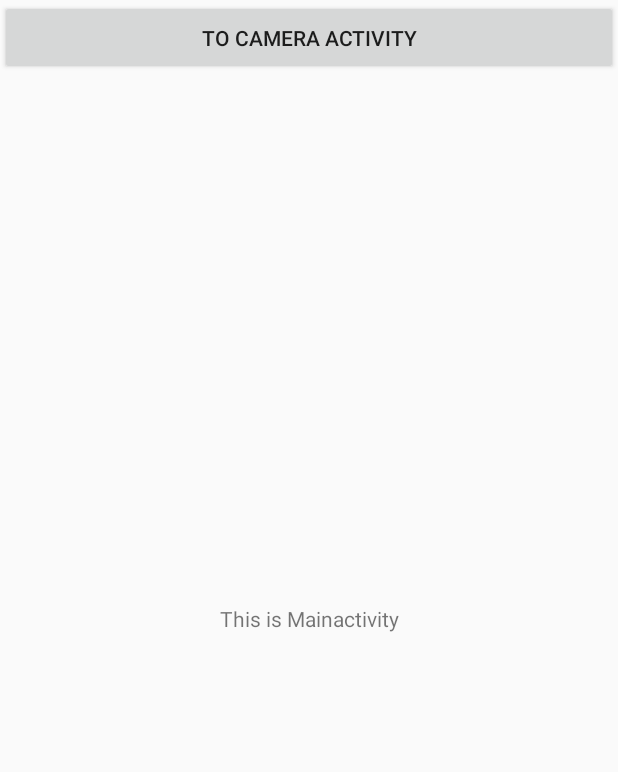
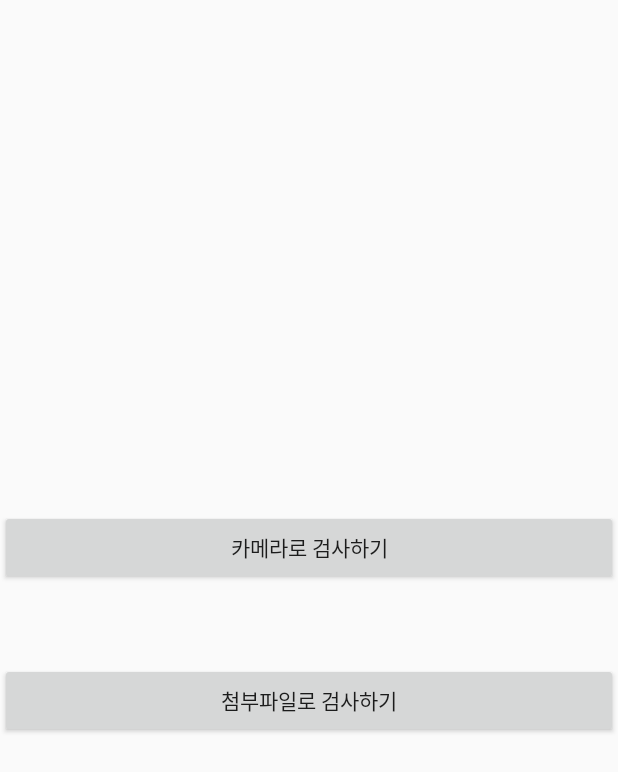
Before and after one commit to wbjung2917/YOLO_PROJECT, an Android app: the MainActivity screen opened directly, with no data from a screen before it, on a phone screen of 412 x 824 dp. Shown: the top 772 px of the screen. Run offline under Robolectric (Android 15) with nearby library versions, the phone set to English and light mode, and no system bars.

Commit message:
revised the basics

```diff
--- a/app/src/main/java/com/example/my_yolo/AttatchmentActivity.kt
+++ b/app/src/main/java/com/example/my_yolo/AttatchmentActivity.kt
@@ -1,5 +1,6 @@
 package com.example.my_yolo
 
+import android.content.Intent
 import androidx.appcompat.app.AppCompatActivity
 import android.os.Bundle
 
@@ -8,5 +9,9 @@ class AttatchmentActivity : AppCompatActivity() {
     override fun onCreate(savedInstanceState: Bundle?) {
         super.onCreate(savedInstanceState)
         setContentView(R.layout.activity_attatchment)
+
+        val get_intent = Intent(Intent.ACTION_GET_CONTENT)
+        get_intent.setType("*/*")
+        startActivityForResult(get_intent,10)
     }
 }
--- a/app/src/main/java/com/example/my_yolo/MainActivity.kt
+++ b/app/src/main/java/com/example/my_yolo/MainActivity.kt
@@ -4,6 +4,7 @@ import android.content.Intent
 import androidx.appcompat.app.AppCompatActivity
 import android.os.Bundle
 import android.widget.Button
+import kotlinx.android.synthetic.main.activity_main.*
 
 class MainActivity : AppCompatActivity() {
 
@@ -11,9 +12,12 @@ class MainActivity : AppCompatActivity() {
         super.onCreate(savedInstanceState)
         setContentView(R.layout.activity_main)
 
-        val go_intent=findViewById(R.id.cameraButton) as Button
-        go_intent.setOnClickListener{
+        btn_cam.setOnClickListener{ // 카메라 버튼 리스너
             val intent= Intent(this@MainActivity,CameraActivity::class.java)
+            startActivity(intent)
+        }
+        btn_atc.setOnClickListener{ // 첨부버튼 버튼 리스너
+            val intent= Intent(this@MainActivity,AttatchmentActivity::class.java)
             startActivity(intent)
         }
     }
--- a/app/src/main/res/layout/activity_main.xml
+++ b/app/src/main/res/layout/activity_main.xml
@@ -6,22 +6,28 @@
     android:layout_height="match_parent"
     tools:context=".MainActivity">
 
-    <TextView
-        android:layout_width="wrap_content"
-        android:layout_height="wrap_content"
-        android:text="@string/this_is_mainactivity"
+    <Button
+        android:id="@+id/btn_cam"
+        android:layout_width="match_parent"
+        android:layout_height="50dp"
+        android:text="카메라로 검사하기"
         app:layout_constraintBottom_toBottomOf="parent"
-        app:layout_constraintLeft_toLeftOf="parent"
-        app:layout_constraintRight_toRightOf="parent"
-        app:layout_constraintTop_toTopOf="parent" />
+        app:layout_constraintEnd_toEndOf="parent"
+        app:layout_constraintHorizontal_bias="0.0"
+        app:layout_constraintStart_toStartOf="parent"
+        app:layout_constraintTop_toTopOf="parent"
+        app:layout_constraintVertical_bias="0.439"
+        tools:ignore="MissingConstraints" />
 
     <Button
-        android:id="@+id/cameraButton"
-        android:layout_width="match_parent"
+        android:id="@+id/btn_atc"
+        android:layout_width="0dp"
         android:layout_height="50dp"
-        android:text="@string/to_camera_activity"
-        tools:layout_editor_absoluteX="0dp"
-        tools:layout_editor_absoluteY="250dp"
-        tools:ignore="MissingConstraints" />
+        android:layout_marginTop="52dp"
+        android:text="첨부파일로 검사하기"
+        app:layout_constraintEnd_toEndOf="parent"
+        app:layout_constraintHorizontal_bias="0.0"
+        app:layout_constraintStart_toStartOf="parent"
+        app:layout_constraintTop_toBottomOf="@+id/btn_cam" />
 
 </androidx.constraintlayout.widget.ConstraintLayout>
--- /dev/null
+++ b/app/src/main/res/values/ids.xml
@@ -0,0 +1,4 @@
+<?xml version="1.0" encoding="utf-8"?>
+<resources>
+    <item name="btn_cam" type="id" />
+</resources>
--- a/app/src/main/res/values/strings.xml
+++ b/app/src/main/res/values/strings.xml
@@ -3,4 +3,5 @@
     <string name="this_is_mainactivity">This is Mainactivity</string>
     <string name="to_camera_activity">To Camera Activity</string>
     <string name="this_is_cameraactivity">This is CameraActivity</string>
+    <string name="string">메인으로</string>
 </resources>
```
Also changed, not shown: app/src/main/java/com/example/my_yolo/LaunchActivity.kt (+8 -0 lines), app/src/main/res/layout/activity_attatchment.xml (+11 -0 lines), app/src/main/res/layout/activity_launch.xml (+8 -7 lines), app/src/main/res/layout/activity_result.xml (+10 -0 lines).
